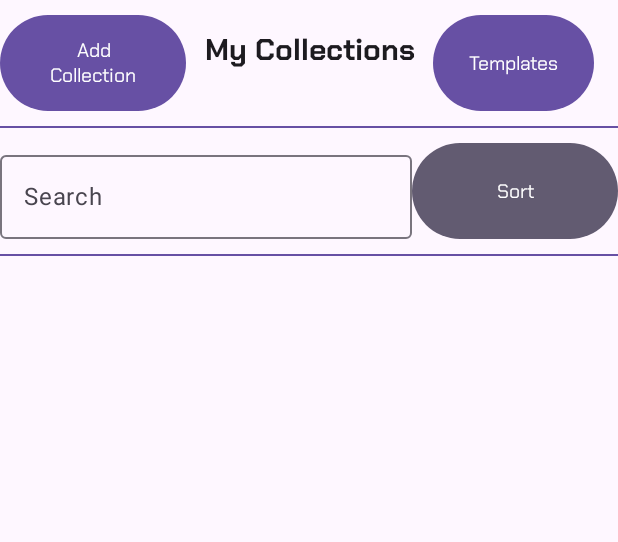
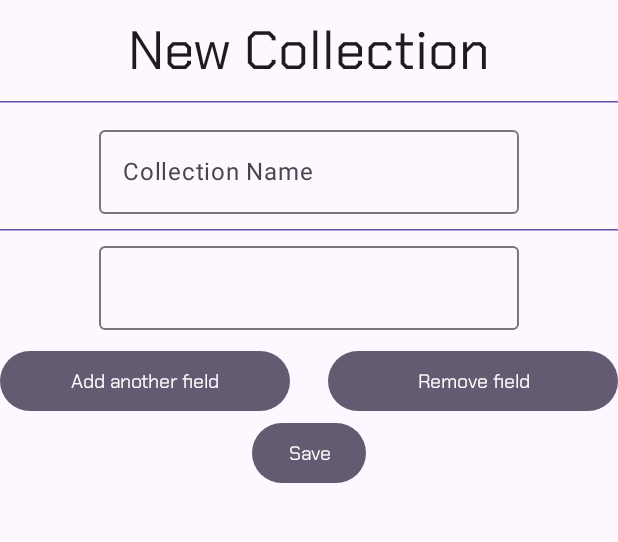
Before and after one commit to BryceReinke7/collectables, an Android app built with Jetpack Compose: the CollectView screen opened through its navigation route, after a tap on "Add Collection", on a phone screen of 412 x 824 dp, the part 96-638 px from its top. Run offline under Robolectric (Android 15) with nearby library versions, the phone set to English and light mode, and no system bars.

Commit message:
New collection page almost working. Added function for adding and removing fields

```diff
--- a/app/src/main/java/com/example/collectables/Collection View.kt
+++ b/app/src/main/java/com/example/collectables/Collection View.kt
@@ -17,6 +17,7 @@ import androidx.compose.foundation.lazy.LazyColumn
 import androidx.compose.material3.Button
 import androidx.compose.material3.ButtonDefaults
 import androidx.compose.material3.Divider
+import androidx.compose.material3.HorizontalDivider
 import androidx.compose.material3.MaterialTheme
 import androidx.compose.material3.OutlinedTextField
 import androidx.compose.material3.Scaffold
@@ -36,12 +37,13 @@ import androidx.compose.ui.text.font.FontWeight
 import androidx.compose.ui.text.style.TextAlign
 import androidx.compose.ui.tooling.preview.Preview
 import androidx.compose.ui.unit.dp
+import androidx.navigation.NavHostController
 import androidx.navigation.compose.rememberNavController
 import com.example.collectables.ui.theme.CollectablesTheme
 
 
 @Composable
-fun CollectView(modifier: Modifier = Modifier) {
+fun CollectView(navController: NavHostController, modifier: Modifier = Modifier) {
     Scaffold(
         topBar = {
             CollectTopBar()
@@ -60,7 +62,7 @@ fun CollectView(modifier: Modifier = Modifier) {
                         .weight(3f)
                 ){
                     Button(
-                        onClick = { /*TODO*/ },
+                        onClick = {navController.navigate(Routes.CreateCollection.route) },
                         modifier = Modifier.height(64.dp)
                     ) {
                         Text(
@@ -90,7 +92,7 @@ fun CollectView(modifier: Modifier = Modifier) {
                         .weight(3f)
                 ){
                     Button(
-                        onClick = { /*TODO*/ },
+                        onClick = {  },
                         modifier = Modifier.height(64.dp)
                     ) {
                         Text(
@@ -103,7 +105,7 @@ fun CollectView(modifier: Modifier = Modifier) {
                 }
             }
             Spacer(modifier = Modifier.size(10.dp))
-            Divider(color = MaterialTheme.colorScheme.primary, thickness = 1.dp)
+            HorizontalDivider(thickness = 1.dp, color = MaterialTheme.colorScheme.primary)
             Spacer(modifier = Modifier.size(10.dp))
             Row(
                 modifier = Modifier
@@ -117,7 +119,7 @@ fun CollectView(modifier: Modifier = Modifier) {
                     label = { Text("Search") }
                 )
                 Button(
-                    onClick = { /*TODO*/ },
+                    onClick = {  },
                     colors = ButtonDefaults.buttonColors( MaterialTheme.colorScheme.secondary),
                     modifier = Modifier
                         .height(64.dp)
@@ -132,7 +134,7 @@ fun CollectView(modifier: Modifier = Modifier) {
                 }
             }
             Spacer(modifier = Modifier.size(10.dp))
-            Divider(color = MaterialTheme.colorScheme.primary, thickness = 1.dp)
+            HorizontalDivider(thickness = 1.dp, color = MaterialTheme.colorScheme.primary)
             Spacer(modifier = Modifier.size(10.dp))
         }
     }
@@ -141,7 +143,7 @@ fun CollectView(modifier: Modifier = Modifier) {
 @Composable
 fun TestPreview() {
     CollectablesTheme {
-        CollectView()
+        CollectView(rememberNavController())
     }
 }
 
--- /dev/null
+++ b/app/src/main/java/com/example/collectables/Create Collection.kt
@@ -0,0 +1,210 @@
+package com.example.collectables
+
+import androidx.compose.foundation.layout.Column
+import androidx.compose.foundation.layout.Row
+import androidx.compose.foundation.layout.Spacer
+import androidx.compose.foundation.layout.padding
+import androidx.compose.foundation.layout.size
+import androidx.compose.material3.Button
+import androidx.compose.material3.ButtonDefaults
+import androidx.compose.material3.HorizontalDivider
+import androidx.compose.material3.MaterialTheme
+import androidx.compose.material3.OutlinedTextField
+import androidx.compose.material3.Scaffold
+import androidx.compose.material3.Text
+import androidx.compose.runtime.Composable
+import androidx.compose.runtime.getValue
+import androidx.compose.runtime.mutableIntStateOf
+import androidx.compose.runtime.mutableStateOf
+import androidx.compose.runtime.remember
+import androidx.compose.runtime.setValue
+import androidx.compose.ui.Alignment
+import androidx.compose.ui.Modifier
+import androidx.compose.ui.text.style.TextAlign
+import androidx.compose.ui.tooling.preview.Preview
+import androidx.compose.ui.unit.dp
+import com.example.collectables.ui.theme.CollectablesTheme
+import kotlin.reflect.KMutableProperty0
+
+//var mainFieldCount = 1
+
+@Composable
+fun CreateCollectionView(modifier: Modifier = Modifier) {
+    var fieldCount by remember { mutableIntStateOf(1) }
+
+    //Input fields is separate function so it can multiply
+    @Composable
+    fun InputFields(
+
+        modifier: Modifier = Modifier
+    ) {
+
+        var fieldName by remember { mutableStateOf("") }
+
+        Column {
+            Row {
+                OutlinedTextField(
+                    value = fieldName,
+                    onValueChange = {fieldName = it}
+                )
+        }
+            Spacer(modifier = Modifier.size(10.dp))
+        }
+    }
+
+    Scaffold(
+        topBar = {
+            CollectTopBar()
+        }
+
+    ) { innerPadding ->
+
+        Column(
+            horizontalAlignment = Alignment.CenterHorizontally,
+            modifier = Modifier.padding(innerPadding)
+        ) {
+            Spacer(modifier = Modifier.size(10.dp))
+            Row(
+                modifier = Modifier
+            ) {
+                Column(
+                    horizontalAlignment = Alignment.CenterHorizontally,
+                    modifier = Modifier
+                ){
+                    Text(
+                        text = "New Collection",
+                        style = MaterialTheme.typography.displayLarge
+                    )
+                    Spacer(modifier = Modifier.size(10.dp))
+                    HorizontalDivider(thickness = 1.dp, color = MaterialTheme.colorScheme.primary)
+                }
+            }
+            Spacer(modifier = Modifier.size(10.dp))
+            Row(
+                modifier = Modifier
+            ) {
+                Column(
+                    horizontalAlignment = Alignment.CenterHorizontally,
+                    modifier = Modifier
+                ){
+                    var name by remember { mutableStateOf("") }
+
+                    OutlinedTextField(
+                        value = name,
+                        onValueChange = {name = it},
+                        label = { Text("Collection Name") }
+                    )
+                    Spacer(modifier = Modifier.size(10.dp))
+                    HorizontalDivider(thickness = 1.dp, color = MaterialTheme.colorScheme.primary)
+                }
+            }
+            Spacer(modifier = Modifier.size(10.dp))
+
+            repeat(fieldCount) {
+                InputFields()
+            }
+
+
+
+
+            //End
+            Row(
+                verticalAlignment = Alignment.CenterVertically,
+                modifier = Modifier
+            ) {
+                Column(
+                    horizontalAlignment = Alignment.CenterHorizontally,
+                    modifier = Modifier
+                ) {
+                    Row {
+                        Button(
+                            onClick = { fieldCount ++ },
+                            colors = ButtonDefaults.buttonColors( MaterialTheme.colorScheme.secondary),
+                            modifier = Modifier.weight(1f)
+                        ) {
+                            Text(
+                                text = "Add another field",
+                                style = MaterialTheme.typography.displaySmall,
+                                modifier = Modifier,
+                                textAlign = TextAlign.Center
+                            )
+                        }
+                        Spacer(modifier = Modifier.size(25.dp))
+                        Button(
+                            onClick = { fieldCount -- },
+                            colors = ButtonDefaults.buttonColors( MaterialTheme.colorScheme.secondary),
+                            modifier = Modifier.weight(1f)
+                        ) {
+                            Text(
+                                text = "Remove field",
+                                style = MaterialTheme.typography.displaySmall,
+                                modifier = Modifier,
+                                textAlign = TextAlign.Center
+                            )
+                        }
+                    }
+                    Button(
+                        onClick = {  },
+                        colors = ButtonDefaults.buttonColors( MaterialTheme.colorScheme.secondary),
+                        modifier = Modifier
+                    ) {
+                        Text(
+                            text = "Save",
+                            style = MaterialTheme.typography.displaySmall,
+                            modifier = Modifier,
+                            textAlign = TextAlign.Center
+                        )
+                    }
+                }
+            }
+        }
+    }
+}
+/*
+@Composable
+fun InputFields(
+
+    modifier: Modifier = Modifier
+) {
+
+    var fieldName by remember { mutableStateOf("") }
+
+    Row {
+        //var field by remember { mutableStateOf("") }
+
+        OutlinedTextField(
+            value = fieldName,
+            onValueChange = {fieldName = it}
+        )
+        Button(
+            onClick = {  },
+            colors = ButtonDefaults.buttonColors( MaterialTheme.colorScheme.secondary),
+            modifier = Modifier
+        ) {
+            Text(
+                text = "Add another field",
+                style = MaterialTheme.typography.displaySmall,
+                modifier = Modifier,
+                textAlign = TextAlign.Center
+            )
+        }
+        Spacer(modifier = Modifier.size(10.dp))
+    }
+}
+
+*/
+
+
+
+@Composable
+fun TestPreviewTwo() {
+    CollectablesTheme {
+        CreateCollectionView()
+    }
+}
+
+@Preview
+@Composable
+fun PreviewTestTwo() {
+    TestPreviewTwo()
+}
--- a/app/src/main/java/com/example/collectables/MainActivity.kt
+++ b/app/src/main/java/com/example/collectables/MainActivity.kt
@@ -53,7 +53,8 @@ class MainActivity : ComponentActivity() {
                         composable(Routes.Home.route) { OpeningPage(navController = navController) }
                         composable(Routes.SignUp.route) { SignUp(navController = navController) }
                         composable(Routes.LogIn.route) { LogIn(navController = navController) }
-                        composable(Routes.Collections.route) { CollectView() }
+                        composable(Routes.Collections.route) { CollectView(navController = navController) }
+                        composable(Routes.CreateCollection.route) { CreateCollectionView() }
                     }
 
                 }
--- a/app/src/main/java/com/example/collectables/Routes.kt
+++ b/app/src/main/java/com/example/collectables/Routes.kt
@@ -5,4 +5,5 @@ sealed class Routes (val route: String) {
     object SignUp : Routes("signup")
     object LogIn : Routes("login")
     object Collections : Routes("collect")
+    object CreateCollection : Routes("createcollect")
 }
--- a/app/src/main/java/com/example/collectables/TestDatabase.kt
+++ b/app/src/main/java/com/example/collectables/TestDatabase.kt
@@ -1,5 +1,13 @@
 package com.example.collectables
 
-class TestDatabase() {
+import com.google.firebase.Firebase
+import com.google.firebase.firestore.firestore
 
-}
+val collections = listOf(
+    "Coins",
+    "Records",
+    "Trading Cards",
+    "Stamps",
+    "Keychains",
+    "Books"
+)
```
